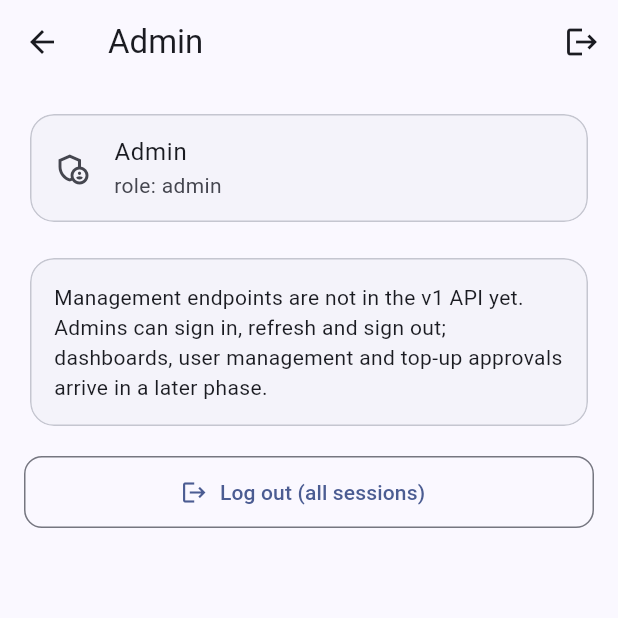
After one commit to haiider820/cloudsbin, a Flutter app: the AdminDashboardScreen screen opened directly, after a tap on "Log out (all sessions)", on a phone screen of 412 x 824 dp, the top half of it. The commit adds this screen. Run offline on Flutter 3.47's test engine with Material 3 defaults, Android fonts, the phone set to English and light mode, and no system bars; our stand-ins replace dio, file_picker, flutter_riverpod, flutter_secure_storage, freezed_annotation, go_router and 1 more; accounts and stored records are empty; network calls fail.

Commit message:
feat: admin auth shell
Phase 11: separate admin audience with its own session state, token
keys and refresh path (admin/auth/refresh); admin login, /admin/me
dashboard that honestly reports no v1 management endpoints, and
logout/logout-all. Admin tokens never mix with user tokens.

```diff
--- /dev/null
+++ b/lib/features/admin/data/admin_auth_repository.dart
@@ -0,0 +1,84 @@
+import 'package:dio/dio.dart';
+import 'package:flutter_riverpod/flutter_riverpod.dart';
+
+import '../../../core/api/api_client.dart';
+import '../../../core/api/api_error.dart';
+import '../../../core/storage/secure_storage.dart';
+import '../../auth/data/auth_session.dart';
+
+/// Admin audience auth (§5.1–§5.3). Tokens use the admin secure-storage keys
+/// and are never shared with the user audience.
+class AdminAuthRepository {
+  AdminAuthRepository(this._client, this._storage);
+
+  final ApiClient _client;
+  final SecureStorage _storage;
+
+  Future<void> login({
+    required String email,
+    required String password,
+  }) async {
+    try {
+      final response =
+          await _client.dio.post<Map<String, dynamic>>('admin/auth/login',
+              data: {'email': email, 'password': password});
+      await _storage.writeTokens(
+        TokenKeys.admin,
+        accessToken: response.data!['access_token'] as String,
+        refreshToken: (response.data!['refresh_token'] as String?) ?? '',
+      );
+    } on DioException catch (e) {
+      throw ApiError.fromDio(e);
+    }
+  }
+
+  Future<Map<String, dynamic>> me() async {
+    try {
+      final response =
+          await _client.dio.get<Map<String, dynamic>>('admin/me');
+      return response.data!;
+    } on DioException catch (e) {
+      throw ApiError.fromDio(e);
+    }
+  }
+
+  Future<void> logout() async {
+    try {
+      await _client.dio.post<Map<String, dynamic>>('admin/auth/logout');
+    } on DioException catch (_) {
+      // Local logout must succeed even if the API call fails.
+    } finally {
+      await _storage.clearTokens(TokenKeys.admin);
+    }
+  }
+
+  Future<void> logoutAll() async {
+    try {
+      await _client.dio.post<Map<String, dynamic>>('admin/auth/logout-all');
+    } on DioException catch (_) {
+      // Local logout must succeed even if the API call fails.
+    } finally {
+      await _storage.clearTokens(TokenKeys.admin);
+    }
+  }
+}
+
+/// Separate Dio client for the admin audience: admin token keys and refresh
+/// via `admin/auth/refresh` (ApiClient picks the path from the token keys).
+final adminApiClientProvider = Provider<ApiClient>((ref) {
+  final client = ApiClient(
+    storage: ref.watch(secureStorageProvider),
+    appVersion: ref.watch(appVersionProvider),
+    tokenKeys: TokenKeys.admin,
+  );
+  client.onSessionExpired =
+      () => ref.read(adminSessionProvider.notifier).logoutLocal();
+  return client;
+});
+
+final adminAuthRepositoryProvider = Provider<AdminAuthRepository>(
+  (ref) => AdminAuthRepository(
+    ref.watch(adminApiClientProvider),
+    ref.watch(secureStorageProvider),
+  ),
+);
--- /dev/null
+++ b/lib/features/admin/presentation/admin_dashboard_screen.dart
@@ -0,0 +1,71 @@
+import 'package:flutter/material.dart';
+import 'package:flutter_riverpod/flutter_riverpod.dart';
+
+import '../../auth/data/auth_session.dart';
+import '../data/admin_auth_repository.dart';
+
+/// Phase 11 — admin shell. The v1 docs expose admin auth + `/admin/me` but
+/// no management endpoints, so the dashboard stays an honest stub.
+class AdminDashboardScreen extends ConsumerWidget {
+  const AdminDashboardScreen({super.key});
+
+  @override
+  Widget build(BuildContext context, WidgetRef ref) {
+    return Scaffold(
+      appBar: AppBar(
+        title: const Text('Admin'),
+        actions: [
+          IconButton(
+            tooltip: 'Log out',
+            icon: const Icon(Icons.logout),
+            onPressed: () async {
+              await ref.read(adminAuthRepositoryProvider).logoutAll();
+              await ref.read(adminSessionProvider.notifier).logoutLocal();
+            },
+          ),
+        ],
+      ),
+      body: FutureBuilder<Map<String, dynamic>>(
+        future: ref.read(adminAuthRepositoryProvider).me(),
+        builder: (context, snapshot) {
+          final me = snapshot.data;
+          return ListView(
+            padding: const EdgeInsets.all(16),
+            children: [
+              Card(
+                child: ListTile(
+                  leading: const Icon(Icons.admin_panel_settings_outlined),
+                  title: Text(me?['email']?.toString() ?? 'Admin'),
+                  subtitle:
+                      Text('role: ${me?['role']?.toString() ?? 'admin'}'),
+                ),
+              ),
+              const SizedBox(height: 16),
+              const Card(
+                child: Padding(
+                  padding: EdgeInsets.all(16),
+                  child: Text(
+                    'Management endpoints are not in the v1 API yet. '
+                    'Admins can sign in, refresh and sign out; dashboards, '
+                    'user management and top-up approvals arrive in a later phase.',
+                  ),
+                ),
+              ),
+              const SizedBox(height: 16),
+              OutlinedButton.icon(
+                onPressed: () async {
+                  await ref.read(adminAuthRepositoryProvider).logoutAll();
+                  await ref
+                      .read(adminSessionProvider.notifier)
+                      .logoutLocal();
+                },
+                icon: const Icon(Icons.logout),
+                label: const Text('Log out (all sessions)'),
+              ),
+            ],
+          );
+        },
+      ),
+    );
+  }
+}
--- a/lib/features/auth/data/auth_session.dart
+++ b/lib/features/auth/data/auth_session.dart
@@ -45,3 +45,33 @@ class SessionNotifier extends Notifier<SessionState> {
 
 final sessionProvider =
     NotifierProvider<SessionNotifier, SessionState>(SessionNotifier.new);
+
+/// Tracks the admin audience auth state. Completely independent of the user
+/// audience: separate secure-storage keys, separate redirect.
+class AdminSessionNotifier extends Notifier<SessionState> {
+  @override
+  SessionState build() => SessionState.unknown;
+
+  Future<void> bootstrap() async {
+    final token =
+        await ref.read(secureStorageProvider).readAccessToken(TokenKeys.admin);
+    state = (token != null && token.isNotEmpty)
+        ? const SessionState(status: SessionStatus.authenticated)
+        : SessionState.unauthenticated;
+  }
+
+  /// Re-reads persisted tokens (called after a successful admin login).
+  Future<void> refresh() => bootstrap();
+
+  void markAuthenticated({String? email}) {
+    state = SessionState(status: SessionStatus.authenticated, email: email);
+  }
+
+  Future<void> logoutLocal() async {
+    await ref.read(secureStorageProvider).clearTokens(TokenKeys.admin);
+    state = SessionState.unauthenticated;
+  }
+}
+
+final adminSessionProvider =
+    NotifierProvider<AdminSessionNotifier, SessionState>(AdminSessionNotifier.new);
```
Also changed, not shown: lib/features/admin/presentation/admin_login_screen.dart (added, +86 -0 lines).
